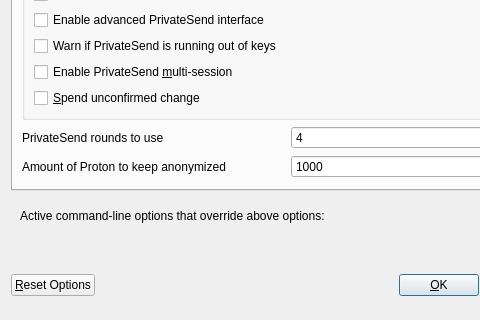
Qt form src/qt/forms/optionsdialog.ui (stonecoinproject/Stonecoin) before a commit; both pictures show x 0 to 480 and y 117 to 437 of the 576 by 437 pixel window.
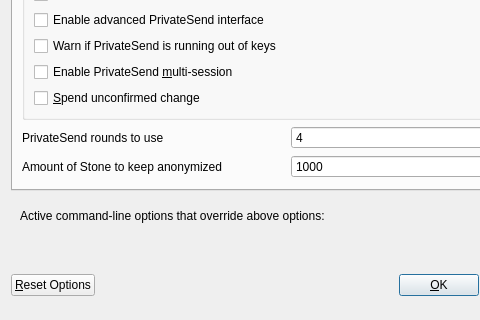
The same form after that commit. The open tabs and pages were chosen to show the change. Custom widgets are drawn as their Qt base class.

Commit message: Fixed remaining Proton leftover Old nodes dropped on connect

What changed in the file:
```diff
--- a/src/qt/forms/optionsdialog.ui
+++ b/src/qt/forms/optionsdialog.ui
@@ -253,7 +253,7 @@
             <string notr="true"/>
            </property>
            <property name="text">
-            <string>Amount of Proton to keep anonymized</string>
+            <string>Amount of Stone to keep anonymized</string>
            </property>
           </widget>
          </item>
```
Left out of the diff: 4 changed lines with no effect on the pictures. The commit also changes 18 other files.
